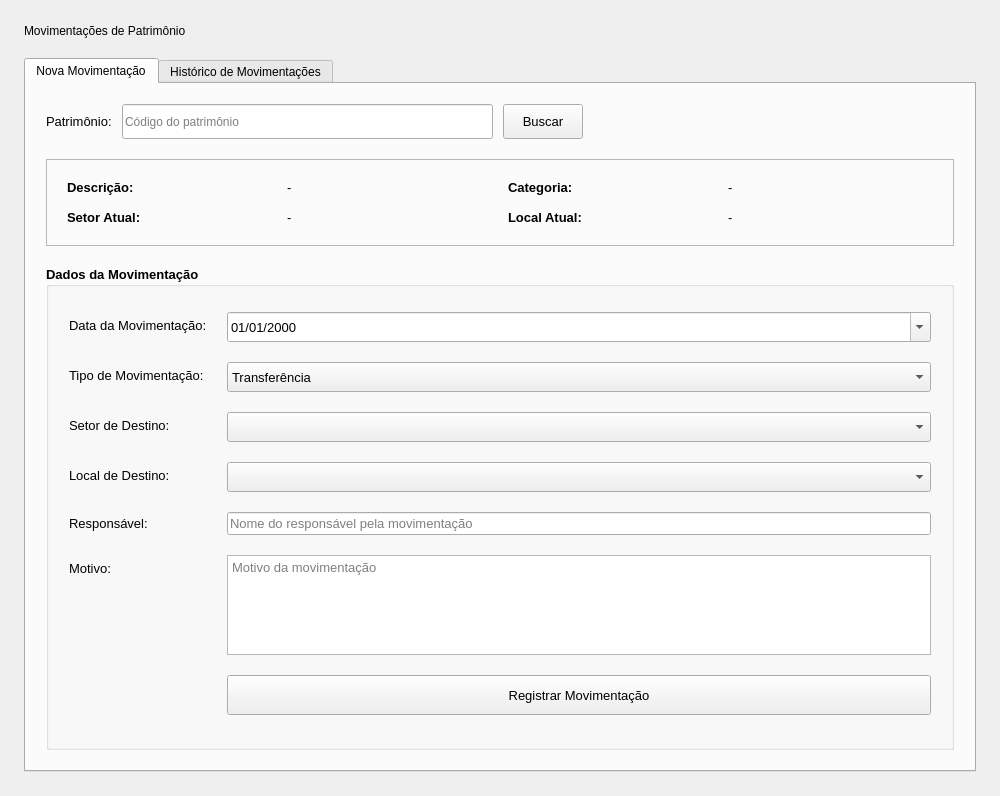
This is frontend/movimentacoes.ui in zecadelgado/patp as Qt 5 draws it before an edit. The edited form follows.
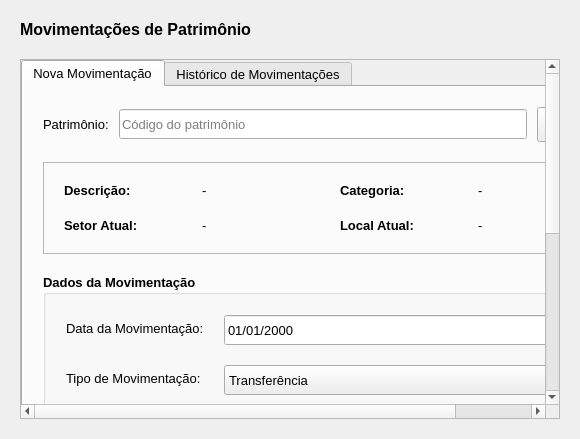
This is the edited form.

Diff of the .ui file:
```diff
--- a/frontend/movimentacoes.ui
+++ b/frontend/movimentacoes.ui
@@ -2,13 +2,17 @@
 <ui version="4.0">
  <class>MovimentacoesWidget</class>
  <widget class="QWidget" name="MovimentacoesWidget">
-  <property name="geometry">
-   <rect>
-    <x>0</x>
-    <y>0</y>
-    <width>1000</width>
-    <height>796</height>
-   </rect>
+  <property name="sizePolicy">
+   <sizepolicy hsizetype="Expanding" vsizetype="Expanding">
+    <horstretch>0</horstretch>
+    <verstretch>0</verstretch>
+   </sizepolicy>
+  </property>
+  <property name="font">
+   <font>
+    <family>Segoe UI</family>
+    <pointsize>10</pointsize>
+   </font>
   </property>
   <property name="windowTitle">
    <string>Movimentações de Patrimônio</string>
@@ -18,29 +22,71 @@
     <number>20</number>
    </property>
    <property name="leftMargin">
-    <number>24</number>
+    <number>20</number>
    </property>
    <property name="topMargin">
-    <number>24</number>
+    <number>20</number>
    </property>
    <property name="rightMargin">
-    <number>24</number>
+    <number>20</number>
    </property>
    <property name="bottomMargin">
-    <number>24</number>
+    <number>20</number>
    </property>
    <item>
     <widget class="QLabel" name="lbl_title">
+     <property name="font">
+      <font>
+       <family>Segoe UI</family>
+       <pointsize>12</pointsize>
+       <bold>true</bold>
+      </font>
+     </property>
      <property name="text">
       <string>Movimentações de Patrimônio</string>
      </property>
     </widget>
    </item>
+   <item>
+    <widget class="QScrollArea" name="scrollArea">
+     <property name="sizePolicy">
+      <sizepolicy hsizetype="Expanding" vsizetype="Expanding">
+       <horstretch>0</horstretch>
+       <verstretch>0</verstretch>
+      </sizepolicy>
+     </property>
+     <property name="widgetResizable">
+      <bool>true</bool>
+     </property>
+     <widget class="QWidget" name="scrollAreaWidgetContents">
+      <layout class="QVBoxLayout" name="verticalLayout_scroll_area">
+       <property name="spacing">
+        <number>0</number>
+       </property>
+       <property name="leftMargin">
+        <number>0</number>
+       </property>
+       <property name="topMargin">
+        <number>0</number>
+       </property>
+       <property name="rightMargin">
+        <number>0</number>
+       </property>
+       <property name="bottomMargin">
+        <number>0</number>
+       </property>
    <item>
     <widget class="QTabWidget" name="tab_widget">
+         <property name="sizePolicy">
+          <sizepolicy hsizetype="Expanding" vsizetype="Expanding">
+           <horstretch>0</horstretch>
+           <verstretch>0</verstretch>
+          </sizepolicy>
+         </property>
      <property name="currentIndex">
       <number>0</number>
      </property>
+         
      <widget class="QWidget" name="tab_nova_movimentacao">
       <attribute name="title">
        <string>Nova Movimentação</string>
@@ -62,12 +108,18 @@
         <number>20</number>
        </property>
        <item>
-        <layout class="QHBoxLayout" name="horizontalLayout">
+            <layout class="QHBoxLayout" name="horizontalLayout" stretch="0,0,0">
          <property name="spacing">
           <number>10</number>
          </property>
          <item>
           <widget class="QLabel" name="lbl_patrimonio">
+               <property name="sizePolicy">
+                <sizepolicy hsizetype="Minimum" vsizetype="Minimum">
+                 <horstretch>0</horstretch>
+                 <verstretch>0</verstretch>
+                </sizepolicy>
+               </property>
            <property name="font">
             <font>
              <family>Segoe UI</family>
@@ -84,10 +136,16 @@
          </item>
          <item>
           <widget class="QLineEdit" name="txt_patrimonio">
+               <property name="sizePolicy">
+                <sizepolicy hsizetype="Expanding" vsizetype="Fixed">
+                 <horstretch>0</horstretch>
+                 <verstretch>0</verstretch>
+                </sizepolicy>
+               </property>
            <property name="minimumSize">
             <size>
-             <width>150</width>
-             <height>35</height>
+                 <width>0</width>
+                 <height>30</height>
             </size>
            </property>
            <property name="placeholderText">
@@ -120,30 +178,23 @@
            </property>
           </widget>
          </item>
-         <item>
-          <spacer name="horizontalSpacer">
-           <property name="orientation">
-            <enum>Qt::Orientation::Horizontal</enum>
-           </property>
-           <property name="sizeHint" stdset="0">
-            <size>
-             <width>40</width>
-             <height>20</height>
-            </size>
-           </property>
-          </spacer>
-         </item>
         </layout>
        </item>
        <item>
         <widget class="QFrame" name="frame_patrimonio_info">
+             <property name="sizePolicy">
+              <sizepolicy hsizetype="Expanding" vsizetype="Preferred">
+               <horstretch>0</horstretch>
+               <verstretch>0</verstretch>
+              </sizepolicy>
+             </property>
          <property name="frameShape">
           <enum>QFrame::Shape::StyledPanel</enum>
          </property>
          <property name="frameShadow">
           <enum>QFrame::Shadow::Raised</enum>
          </property>
-         <layout class="QGridLayout" name="gridLayout">
+             <layout class="QGridLayout" name="gridLayout" columnstretch="0,0,0,0">
           <property name="leftMargin">
            <number>20</number>
           </property>
@@ -156,8 +207,11 @@
           <property name="bottomMargin">
            <number>20</number>
           </property>
-          <property name="spacing">
-           <number>15</number>
+              <property name="horizontalSpacing">
+               <number>20</number>
+              </property>
+              <property name="verticalSpacing">
+               <number>20</number>
           </property>
           <item row="0" column="0">
            <widget class="QLabel" name="lbl_info_descricao">
@@ -273,7 +327,7 @@
        <item>
         <widget class="QGroupBox" name="group_movimentacao">
          <property name="sizePolicy">
-          <sizepolicy hsizetype="Expanding" vsizetype="Expanding">
+              <sizepolicy hsizetype="Expanding" vsizetype="Preferred">
            <horstretch>0</horstretch>
            <verstretch>0</verstretch>
           </sizepolicy>
@@ -289,11 +343,14 @@
           <string>Dados da Movimentação</string>
          </property>
          <layout class="QFormLayout" name="formLayout">
+              <property name="fieldGrowthPolicy">
+               <enum>QFormLayout::FieldGrowthPolicy::AllNonFixedFieldsGrow</enum>
+              </property>
           <property name="horizontalSpacing">
            <number>20</number>
           </property>
           <property name="verticalSpacing">
-           <number>15</number>
+               <number>20</number>
           </property>
           <property name="leftMargin">
            <number>20</number>
@@ -326,6 +383,12 @@
           </item>
           <item row="0" column="1">
            <widget class="QDateEdit" name="date_movimentacao">
+                <property name="sizePolicy">
+                 <sizepolicy hsizetype="Expanding" vsizetype="Fixed">
+                  <horstretch>0</horstretch>
+                  <verstretch>0</verstretch>
+                 </sizepolicy>
+                </property>
             <property name="minimumSize">
              <size>
               <width>0</width>
@@ -366,6 +429,12 @@
           </item>
           <item row="1" column="1">
            <widget class="QComboBox" name="cmb_tipo_movimentacao">
+                <property name="sizePolicy">
+                 <sizepolicy hsizetype="Expanding" vsizetype="Fixed">
+                  <horstretch>0</horstretch>
+                  <verstretch>0</verstretch>
+                 </sizepolicy>
+                </property>
             <property name="minimumSize">
              <size>
               <width>0</width>
@@ -420,6 +489,12 @@
           </item>
           <item row="2" column="1">
            <widget class="QComboBox" name="cmb_setor_destino">
+                <property name="sizePolicy">
+                 <sizepolicy hsizetype="Expanding" vsizetype="Fixed">
+                  <horstretch>0</horstretch>
+                  <verstretch>0</verstretch>
+                 </sizepolicy>
+                </property>
             <property name="minimumSize">
              <size>
               <width>0</width>
@@ -454,6 +529,12 @@
           </item>
           <item row="3" column="1">
            <widget class="QComboBox" name="cmb_local_destino">
+                <property name="sizePolicy">
+                 <sizepolicy hsizetype="Expanding" vsizetype="Fixed">
+                  <horstretch>0</horstretch>
+                  <verstretch>0</verstretch>
+                 </sizepolicy>
+                </property>
             <property name="minimumSize">
              <size>
               <width>0</width>
@@ -488,6 +569,18 @@
           </item>
           <item row="4" column="1">
            <widget class="QLineEdit" name="txt_responsavel">
+                <property name="sizePolicy">
+                 <sizepolicy hsizetype="Expanding" vsizetype="Fixed">
+                  <horstretch>0</horstretch>
+                  <verstretch>0</verstretch>
+                 </sizepolicy>
+                </property>
+                <property name="minimumSize">
+                 <size>
+                  <width>0</width>
+                  <height>30</height>
+                 </size>
+                </property>
             <property name="font">
              <font>
               <family>Segoe UI</family>
@@ -519,11 +612,11 @@
           </item>
           <item row="5" column="1">
            <widget class="QTextEdit" name="txt_motivo">
-            <property name="maximumSize">
-             <size>
-              <width>16777215</width>
-              <height>100</height>
-             </size>
+                <property name="sizePolicy">
+                 <sizepolicy hsizetype="Expanding" vsizetype="Expanding">
+                  <horstretch>0</horstretch>
+                  <verstretch>0</verstretch>
+                 </sizepolicy>
             </property>
             <property name="font">
              <font>
@@ -539,6 +632,12 @@
           </item>
           <item row="6" column="1">
            <widget class="QPushButton" name="btn_registrar">
+                <property name="sizePolicy">
+                 <sizepolicy hsizetype="Expanding" vsizetype="Fixed">
+                  <horstretch>0</horstretch>
+                  <verstretch>0</verstretch>
+                 </sizepolicy>
+                </property>
             <property name="minimumSize">
              <size>
               <width>0</width>
@@ -589,7 +688,7 @@
         <number>20</number>
        </property>
        <item>
-        <layout class="QHBoxLayout" name="horizontalLayout_2">
+        <layout class="QHBoxLayout" name="horizontalLayout_2" stretch="0,0,0,0,0,0,0,0">
          <property name="spacing">
           <number>10</number>
          </property>
@@ -611,10 +710,16 @@
          </item>
          <item>
           <widget class="QLineEdit" name="txt_filtro_patrimonio">
+           <property name="sizePolicy">
+            <sizepolicy hsizetype="Expanding" vsizetype="Fixed">
+             <horstretch>0</horstretch>
+             <verstretch>0</verstretch>
+            </sizepolicy>
+           </property>
            <property name="minimumSize">
             <size>
-             <width>150</width>
-             <height>35</height>
+             <width>0</width>
+             <height>30</height>
             </size>
            </property>
            <property name="placeholderText">
@@ -640,10 +745,16 @@
          </item>
          <item>
           <widget class="QDateEdit" name="date_filtro_inicio">
+           <property name="sizePolicy">
+            <sizepolicy hsizetype="Expanding" vsizetype="Fixed">
+             <horstretch>0</horstretch>
+             <verstretch>0</verstretch>
+            </sizepolicy>
+           </property>
            <property name="minimumSize">
             <size>
              <width>0</width>
-             <height>35</height>
+             <height>30</height>
             </size>
            </property>
            <property name="displayFormat">
@@ -672,10 +783,16 @@
          </item>
          <item>
           <widget class="QDateEdit" name="date_filtro_fim">
+           <property name="sizePolicy">
+            <sizepolicy hsizetype="Expanding" vsizetype="Fixed">
+             <horstretch>0</horstretch>
+             <verstretch>0</verstretch>
+            </sizepolicy>
+           </property>
            <property name="minimumSize">
             <size>
              <width>0</width>
-             <height>35</height>
+             <height>30</height>
             </size>
            </property>
            <property name="displayFormat">
@@ -711,19 +828,6 @@
            </property>
           </widget>
          </item>
-         <item>
-          <spacer name="horizontalSpacer_2">
-           <property name="orientation">
-            <enum>Qt::Orientation::Horizontal</enum>
-           </property>
-           <property name="sizeHint" stdset="0">
-            <size>
-             <width>40</width>
-             <height>20</height>
-            </size>
-           </property>
-          </spacer>
-         </item>
          <item>
           <widget class="QPushButton" name="btn_exportar">
            <property name="minimumSize">
@@ -765,6 +869,10 @@
          <attribute name="verticalHeaderVisible">
           <bool>false</bool>
          </attribute>
+       </widget>
+      </item>
+      </layout>
+     </widget>
         </widget>
        </item>
       </layout>
```
Lines whose indentation alone changed are shown as unchanged.
